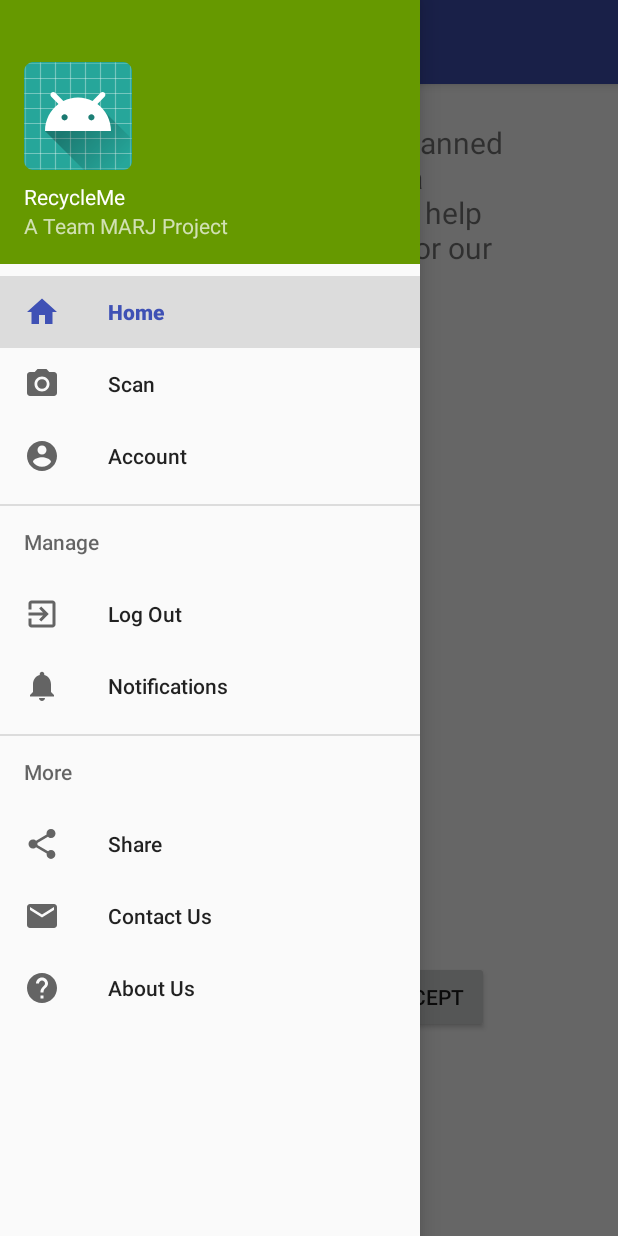
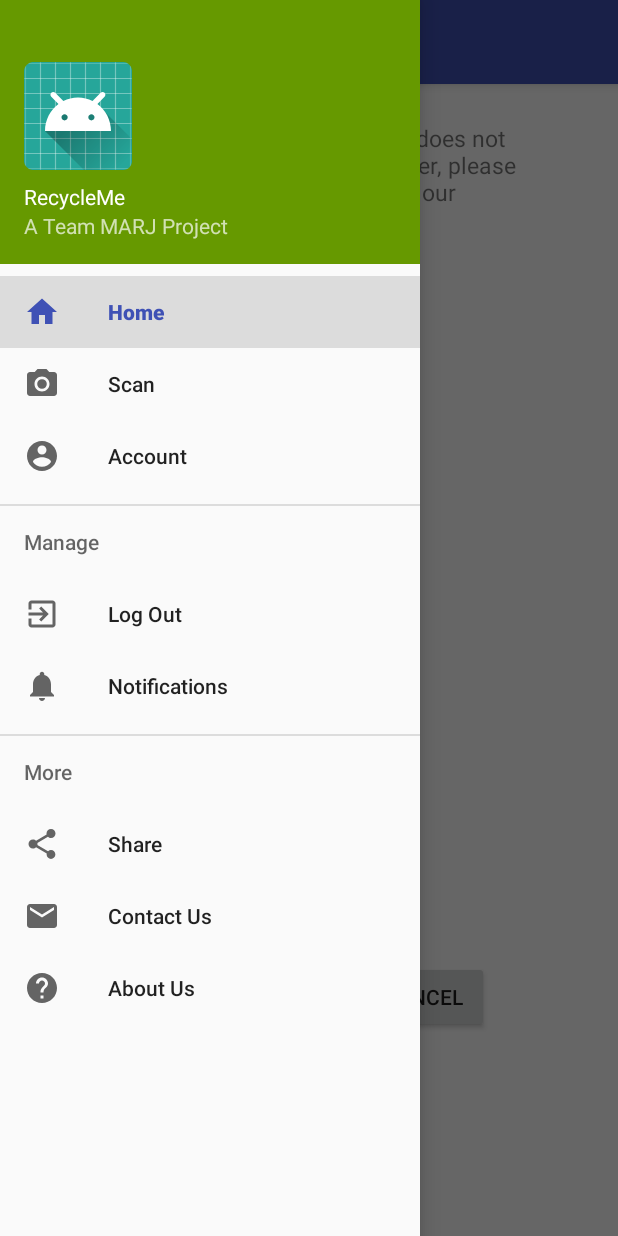
Before and after one commit to MattRipia/RecycleMe, an Android app: the fragment QueryRecyclingNumberFragment placed in its activity, with the side drawer open, on a phone screen of 412 x 824 dp. Run offline under Robolectric (Android 15) with nearby library versions, the phone set to English and light mode, and no system bars; our stand-ins replace Firebase (no records; nobody signed in at launch, a user with empty details on screens opened directly); libraries missing offline, so code that uses them is left out: com.facebook, com.facebook.login; 3 statements that could not run were skipped.

Commit message:
Added database sync with items
Signed-off-by: Matt Ripia <mattripia@gmail.com>

```diff
--- a/app/src/main/java/ripia/matt/recycleme/QueryRecyclingNumberFragment.java
+++ b/app/src/main/java/ripia/matt/recycleme/QueryRecyclingNumberFragment.java
@@ -11,8 +11,6 @@ import android.widget.Button;
 import android.widget.EditText;
 import android.widget.TextView;
 import android.widget.Toast;
-
-import com.google.zxing.integration.android.IntentIntegrator;
 
 public class QueryRecyclingNumberFragment extends Fragment implements View.OnClickListener{
 
@@ -34,16 +32,16 @@ public class QueryRecyclingNumberFragment extends Fragment implements View.OnCli
         View view = inflater.inflate(R.layout.fragment_query_recycling_number, container, false);
 
         accept = view.findViewById(R.id.accept_button);
-        cancel = view.findViewById(R.id.accept_button);
+        cancel = view.findViewById(R.id.cancel_button);
+        barcode = view.findViewById(R.id.barcode_text);
+        doesntExistText = view.findViewById(R.id.doesnt_exist_text);
+        input = view.findViewById(R.id.number_input);
 
-        doesntExistText = view.findViewById(R.id.doesnt_exist_text);
-        barcode = view.findViewById(R.id.barcode_text);
         barcode.setText("Barcode: " + globals.getCurrentItem().getBarcode());
-
-        input = view.findViewById(R.id.number_input);
 
         accept.setOnClickListener(this);
         cancel.setOnClickListener(this);
+
         return view;
     }
 
@@ -51,19 +49,29 @@ public class QueryRecyclingNumberFragment extends Fragment implements View.OnCli
     public void onClick(View view) {
         switch (view.getId()) {
             case R.id.accept_button:
-                // checks that the input has a valid number in it, then sets the current items recycling number
+
+                // a user has input a valid recycling number, save this number into the currentItem and update the record in the database
                 if(Integer.parseInt(input.getText().toString()) > 0 && Integer.parseInt(input.getText().toString()) < 9)
                 {
                     globals.getCurrentItem().setRecyclingNumber(Integer.parseInt(input.getText().toString()));
+                    getFragmentManager().beginTransaction().replace(R.id.fragment_container,
+                            new ScanFragment(), "scan_fragment").commit();
+
+                    // adds the current item into the database, with the used added recycling number.
+                    globals.getDatabase().addItem();
                     Toast.makeText(getActivity(), "Thank you for helping!", Toast.LENGTH_SHORT).show();
                 }
+                // a user has input a non-valid recycling number, show a toast text explaining this
                 else
                 {
                     Toast.makeText(getActivity(), "That number is not a valid recycing number", Toast.LENGTH_SHORT).show();
                 }
                 break;
+
             case R.id.cancel_button:
                 Toast.makeText(getActivity(), "Cancel Pressed", Toast.LENGTH_SHORT).show();
+                getFragmentManager().beginTransaction().replace(R.id.fragment_container,
+                        new ScanFragment(), "scan_fragment").commit();
                 break;
         }
     }
--- a/app/src/main/res/layout/fragment_query_recycling_number.xml
+++ b/app/src/main/res/layout/fragment_query_recycling_number.xml
@@ -12,7 +12,7 @@
         android:layout_alignParentEnd="true"
         android:layout_alignTop="@+id/accept_button"
         android:layout_marginEnd="86dp"
-        android:text="Accept" />
+        android:text="Cancel" />
 
     <Button
         android:id="@+id/accept_button"
@@ -22,7 +22,7 @@
         android:layout_alignParentStart="true"
         android:layout_marginBottom="135dp"
         android:layout_marginStart="79dp"
-        android:text="Cancel" />
+        android:text="Accept" />
 
     <TextView
         android:id="@+id/doesnt_exist_text"
@@ -32,7 +32,7 @@
         android:layout_centerHorizontal="true"
         android:layout_marginTop="25dp"
         android:text="@string/query_recycling_number"
-        android:textSize="20sp" />
+        android:textSize="15sp" />
 
     <TextView
         android:id="@+id/barcode_text"
@@ -42,7 +42,7 @@
         android:layout_alignParentTop="true"
         android:layout_marginStart="41dp"
         android:layout_marginTop="196dp"
-        android:textSize="20sp"
+        android:textSize="15sp"
         android:text="Barcode:" />
 
     <EditText
```
